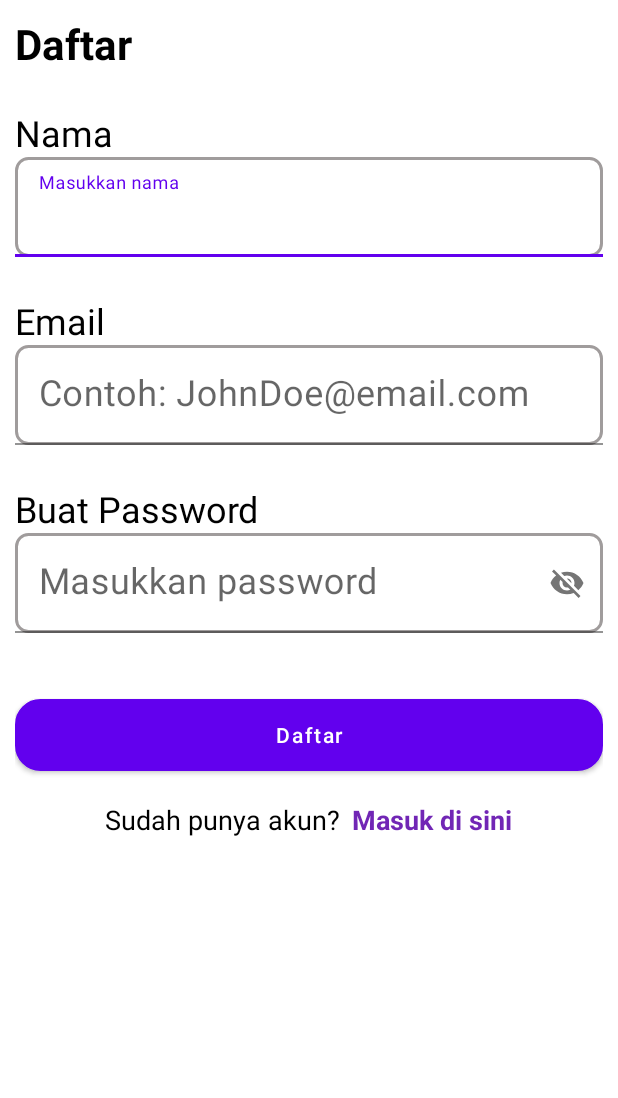
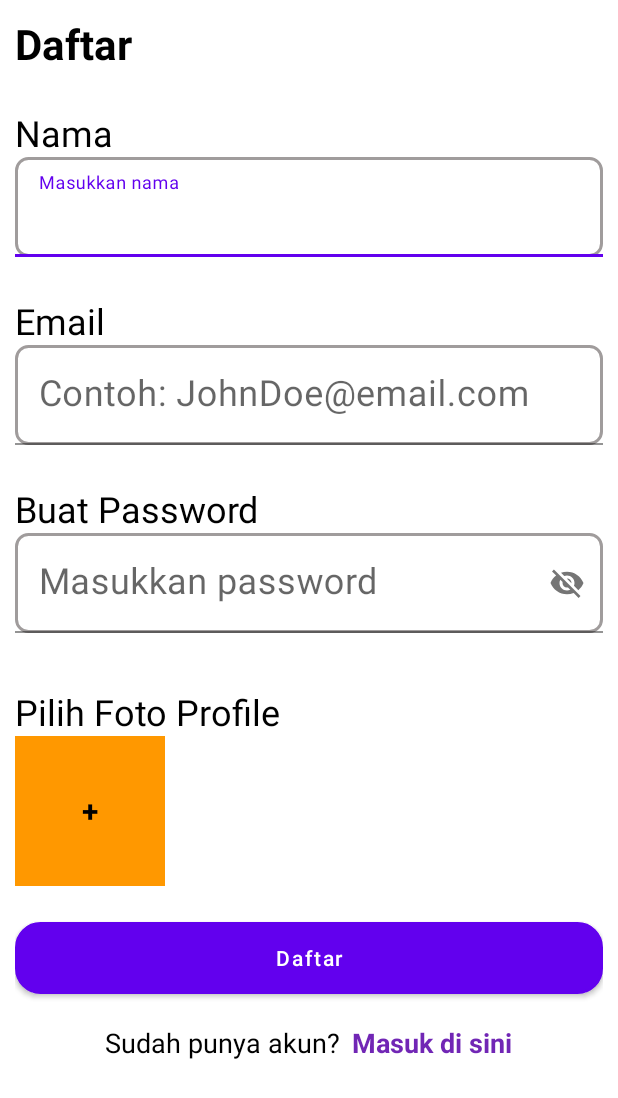
Before and after one commit to Dwisatriapatra/SecondHand, an Android app: the RegisterActivity screen opened directly, with no data from a screen before it, on a phone screen of 412 x 824 dp. Shown: the top 1098 px of the screen. Run offline under Robolectric (Android 15) with nearby library versions, the phone set to English and light mode, and no system bars; our stand-ins replace Dagger/Hilt's generated code; pictures from the network do not load.

Commit message:
Fixing "update data product", Fixing register mechanism

```diff
--- a/app/src/main/java/com/example/secondhand/network/ApiServices.kt
+++ b/app/src/main/java/com/example/secondhand/network/ApiServices.kt
@@ -96,7 +96,7 @@ interface ApiServices {
         @Part("city") city: RequestBody?,
         @Part("email") email: RequestBody?,
         @Part("full_name") name: RequestBody?,
-        //@Part image: MultipartBody.Part,
+        @Part image: MultipartBody.Part,
         @Part("password") password: RequestBody?,
         @Part("phone_number") phone: RequestBody?
     ): Call<RegisterResponsePostUser>
--- a/app/src/main/java/com/example/secondhand/view/activity/RegisterActivity.kt
+++ b/app/src/main/java/com/example/secondhand/view/activity/RegisterActivity.kt
@@ -1,8 +1,11 @@
 package com.example.secondhand.view.activity
 
+import android.content.ContentResolver
 import android.content.Intent
+import android.net.Uri
 import android.os.Bundle
 import android.widget.Toast
+import androidx.activity.result.contract.ActivityResultContracts
 import androidx.appcompat.app.AppCompatActivity
 import androidx.lifecycle.ViewModelProvider
 import com.example.secondhand.R
@@ -10,16 +13,29 @@ import com.example.secondhand.viewmodel.UserViewModel
 import dagger.hilt.android.AndroidEntryPoint
 import kotlinx.android.synthetic.main.activity_register.*
 import okhttp3.MediaType.Companion.toMediaType
+import okhttp3.MultipartBody
+import okhttp3.RequestBody
+import okhttp3.RequestBody.Companion.asRequestBody
 import okhttp3.RequestBody.Companion.toRequestBody
+import java.io.File
 
 @AndroidEntryPoint
 class RegisterActivity : AppCompatActivity() {
+
+    private var imageMultiPart: MultipartBody.Part? = null
+    private var imageUri: Uri? = Uri.EMPTY
+    private var imageFile: File? = null
+
     override fun onCreate(savedInstanceState: Bundle?) {
         super.onCreate(savedInstanceState)
         setContentView(R.layout.activity_register)
 
         txtMasukDisini.setOnClickListener {
             startActivity(Intent(this, LoginActivity::class.java))
+        }
+
+        register_choose_image_button.setOnClickListener {
+            startGallery()
         }
 
         btnDaftar.setOnClickListener {
@@ -49,7 +65,7 @@ class RegisterActivity : AppCompatActivity() {
 
         val viewModel = ViewModelProvider(this).get(UserViewModel::class.java)
 
-        viewModel.userRegister(email, fullName, password, address, city, phone)
+        viewModel.userRegister(email, fullName, password, address, city, phone, imageMultiPart!!)
 
         viewModel.responseMessage.observe(this){
             if(it!!){
@@ -61,4 +77,29 @@ class RegisterActivity : AppCompatActivity() {
         }
 
     }
+
+    private fun startGallery() {
+        getContent.launch("image/*")
+    }
+
+    private val getContent =
+        registerForActivityResult(ActivityResultContracts.GetContent()) { uri: Uri? ->
+            uri?.let {
+                val contentResolver: ContentResolver = this.contentResolver
+                val type = contentResolver.getType(it)
+                imageUri = it
+
+                register_image.setImageURI(it)
+
+                val tempFile = File.createTempFile("temp-", null, null)
+                imageFile = tempFile
+                val inputstream = contentResolver.openInputStream(uri)
+                tempFile.outputStream().use { result ->
+                    inputstream?.copyTo(result)
+                }
+                val requestBody: RequestBody = tempFile.asRequestBody(type?.toMediaType())
+                imageMultiPart =
+                    MultipartBody.Part.createFormData("image", tempFile.name, requestBody)
+            }
+        }
 }
--- a/app/src/main/java/com/example/secondhand/viewmodel/UserViewModel.kt
+++ b/app/src/main/java/com/example/secondhand/viewmodel/UserViewModel.kt
@@ -56,9 +56,9 @@ class UserViewModel @Inject constructor(api: ApiServices) : ViewModel() {
         address: RequestBody?,
         city: RequestBody?,
         phone: RequestBody?,
-        //image: MultipartBody.Part
+        image: MultipartBody.Part
     ) {
-        apiServices.postRegister(address, city, email, fullName, password, phone)
+        apiServices.postRegister(address, city, email, fullName, image, password, phone)
             .enqueue(object : Callback<RegisterResponsePostUser> {
                 override fun onResponse(
                     call: Call<RegisterResponsePostUser>,
--- a/app/src/main/res/layout/activity_register.xml
+++ b/app/src/main/res/layout/activity_register.xml
@@ -93,6 +93,34 @@
                 android:textSize="24sp" />
         </com.google.android.material.textfield.TextInputLayout>
 
+        <TextView
+            android:layout_width="match_parent"
+            android:layout_height="wrap_content"
+            android:layout_marginTop="16dp"
+            android:text="Pilih Foto Profile"
+            android:textColor="@color/black"
+            android:textSize="24sp"
+            tools:ignore="HardcodedText" />
+
+        <RelativeLayout
+            android:layout_width="100dp"
+            android:layout_height="100dp"
+            android:id="@+id/register_choose_image_button">
+            <ImageView
+                android:layout_width="100dp"
+                android:layout_height="100dp"
+                android:id="@+id/register_image"
+                android:background="@color/telusuri_kategori_button_selected_item"
+                android:contentDescription="@string/img" />
+            <TextView
+                android:layout_width="wrap_content"
+                android:layout_height="wrap_content"
+                android:text="@string/add"
+                android:textColor="@color/black"
+                android:layout_centerInParent="true"
+                android:textSize="20sp"
+                android:textStyle="bold"/>
+        </RelativeLayout>
         <Button
             android:id="@+id/btnDaftar"
             android:layout_width="match_parent"
--- a/app/src/main/res/values/strings.xml
+++ b/app/src/main/res/values/strings.xml
@@ -86,6 +86,7 @@
     <string name="text_batalkan_transaksi">Batalkan transaksi</string>
     <string name="text_ket_batalkan_transaksi">Kamu membatalkan transaksi produk ini dengan pembeli</string>
     <string name="text_kirim">Kirim</string>
+    <string name="pilih">Pilih</string>
 
     <!-- TODO: Remove or change this placeholder text -->
 
```
Also changed, not shown: app/src/main/java/com/example/secondhand/view/fragment/DaftarJualFragment.kt (+36 -32 lines), app/src/main/res/layout/custom_edit_data_product_dialog_alert.xml (+12 -5 lines).
